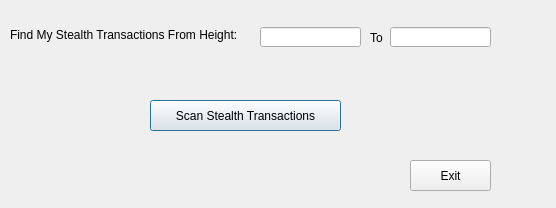
FeatherCoin/Feathercoin, file src/qt/forms/debugdialog.ui: the form before one commit.
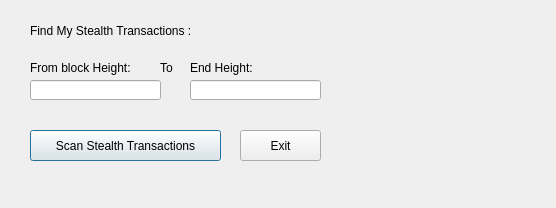
The form after the commit. Icons and pictures are not drawn.

Commit message: Updated Layout debugdialog.ui, moved the buttons to more standard position, aligned fields

```diff
--- a/src/qt/forms/debugdialog.ui
+++ b/src/qt/forms/debugdialog.ui
@@ -16,8 +16,8 @@
   <widget class="QPushButton" name="sxButton">
    <property name="geometry">
     <rect>
-     <x>150</x>
-     <y>100</y>
+     <x>30</x>
+     <y>130</y>
      <width>191</width>
      <height>31</height>
     </rect>
@@ -49,9 +49,9 @@
   <widget class="QLineEdit" name="addrEdit">
    <property name="geometry">
     <rect>
-     <x>260</x>
-     <y>27</y>
-     <width>101</width>
+     <x>30</x>
+     <y>80</y>
+     <width>131</width>
      <height>20</height>
     </rect>
    </property>
@@ -65,21 +65,21 @@
   <widget class="QLabel" name="label">
    <property name="geometry">
     <rect>
-     <x>10</x>
-     <y>27</y>
-     <width>251</width>
-     <height>16</height>
+     <x>30</x>
+     <y>20</y>
+     <width>191</width>
+     <height>21</height>
     </rect>
    </property>
    <property name="text">
-    <string>Find My Stealth Transactions From Height:</string>
+    <string>Find My Stealth Transactions : </string>
    </property>
   </widget>
   <widget class="QPushButton" name="pushButton">
    <property name="geometry">
     <rect>
-     <x>410</x>
-     <y>160</y>
+     <x>240</x>
+     <y>130</y>
      <width>81</width>
      <height>31</height>
     </rect>
@@ -101,8 +101,8 @@
   <widget class="QLabel" name="label_2">
    <property name="geometry">
     <rect>
-     <x>370</x>
-     <y>30</y>
+     <x>160</x>
+     <y>60</y>
      <width>21</width>
      <height>16</height>
     </rect>
@@ -114,9 +114,9 @@
   <widget class="QLineEdit" name="addrEdit2">
    <property name="geometry">
     <rect>
-     <x>390</x>
-     <y>27</y>
-     <width>101</width>
+     <x>190</x>
+     <y>80</y>
+     <width>131</width>
      <height>20</height>
     </rect>
    </property>
@@ -127,6 +127,32 @@
     <string>Block Number</string>
    </property>
   </widget>
+  <widget class="QLabel" name="label_3">
+   <property name="geometry">
+    <rect>
+     <x>30</x>
+     <y>60</y>
+     <width>121</width>
+     <height>16</height>
+    </rect>
+   </property>
+   <property name="text">
+    <string>From block Height:</string>
+   </property>
+  </widget>
+  <widget class="QLabel" name="label_4">
+   <property name="geometry">
+    <rect>
+     <x>190</x>
+     <y>60</y>
+     <width>91</width>
+     <height>16</height>
+    </rect>
+   </property>
+   <property name="text">
+    <string>End Height:</string>
+   </property>
+  </widget>
  </widget>
  <resources>
   <include location="../feathercoin.qrc"/>
```
